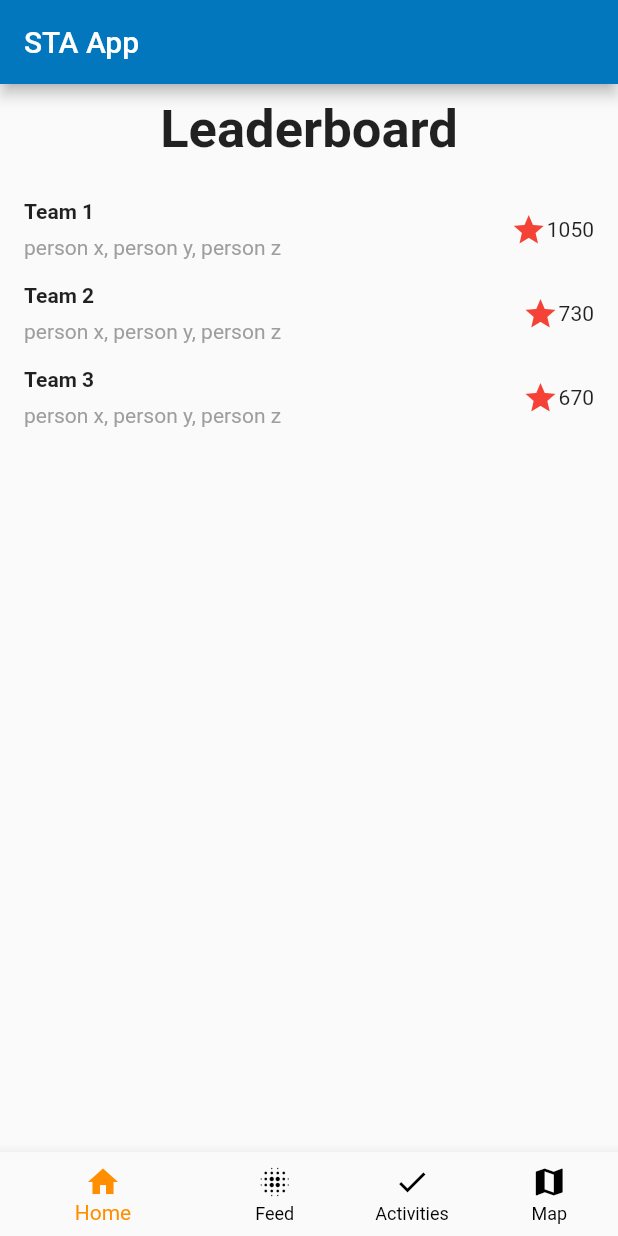
After one commit to Harry-Ross/sta-app-flutter, a Flutter app: the screen it shows after launch, on a phone screen of 412 x 824 dp. The commit adds this screen. Run offline on Flutter 3.47's test engine with Material 2 defaults, Android fonts, the phone set to English and light mode, and no system bars; our stand-ins replace google_maps_flutter.

Commit message:
worked on some homepage/leaderboard things

```diff
--- a/lib/app/leaderboard_page.dart
+++ b/lib/app/activities_page.dart
@@ -6,9 +6,14 @@ class LeaderboardPage extends StatefulWidget {
 }
 
 class _LeaderboardPageState extends State<LeaderboardPage> {
+
+    final List<String> entries = <String>['Person 1', 'Person 2', 'Person 3'];
+
     Widget build(BuildContext context) {
         return new Scaffold (
-            body: Text('Leaderboard Here', style: TextStyle(fontSize: 30, fontWeight: FontWeight.bold)),
+            body: Text("hello"),
         );
     }
+
+
 }
--- a/lib/app/feed_page.dart
+++ b/lib/app/feed_page.dart
@@ -8,7 +8,7 @@ class FeedPage extends StatefulWidget {
 class _FeedPageState extends State<FeedPage> {
     Widget build(BuildContext context) {
         return new Scaffold (
-            body: Text('Feed Here', style: TextStyle(fontSize: 30, fontWeight: FontWeight.bold)),
+            body: Center(child: Text('Feed Here', style: TextStyle(fontSize: 30, fontWeight: FontWeight.bold))),
         );
     }
 }
--- /dev/null
+++ b/lib/app/home_page.dart
@@ -0,0 +1,76 @@
+import 'package:flutter/material.dart';
+
+class HomePage extends StatefulWidget {
+    @override
+    _HomePageState createState() => new _HomePageState();
+}
+
+class _HomePageState extends State<HomePage> {
+
+    final data = [{ 'team': 'Team 1', 'names': 'person x, person y, person z', 'points': '1050' }, { 'team': 'Team 2', 'names': 'person x, person y, person z', 'points': '730' }, { 'team': 'Team 3', 'names': 'person x, person y, person z', 'points': '670' }];
+
+    Widget build(BuildContext context) {
+        return new Scaffold (
+            body: Column(
+                children: <Widget>[
+                    Container(
+                        padding: const EdgeInsets.all(10),
+                        //alignment: Alignment.centerLeft,
+                        child: Text(
+                            'Leaderboard',
+                            style: TextStyle( fontWeight: FontWeight.bold, fontSize: 35,)
+                        ),
+                    ),
+                    Container(
+                        child: _list(),
+                        height: 250
+                    ),
+                ]
+            )
+        );
+    }
+
+    Widget _list() {
+        return new ListView.builder(
+            padding: const EdgeInsets.all(8),
+            itemCount: data.length,
+            itemBuilder: (BuildContext context, int index) {
+                return Container(
+                    padding: const EdgeInsets.all(8),
+                    child: Row(
+                        children: <Widget>[
+                            Expanded(
+                                child: Column(
+                                    crossAxisAlignment: CrossAxisAlignment.start,
+                                    children: <Widget>[
+                                        Container(
+                                            padding: const EdgeInsets.only(bottom: 8),
+                                            child: Text(
+                                                data[index]['team'],
+                                                style: TextStyle(
+                                                    fontWeight: FontWeight.bold,
+                                                )
+                                            )
+                                        ),
+                                        Text(
+                                            data[index]['names'],
+                                            style: TextStyle(
+                                                color: Colors.grey[500],
+                                            )
+                                        ),
+                                    ],
+                                )
+                            ),
+                            Icon(
+                                Icons.star,
+                                color: Colors.red[500],
+                            ),
+                            Text(data[index]['points']),
+
+                        ],
+                    )
+                );
+            },
+        );
+    }
+}
--- a/lib/app/map_page.dart
+++ b/lib/app/map_page.dart
@@ -29,7 +29,7 @@ class _MapPageState extends State<MapPage> {
 
     Widget _map() {
         return new GoogleMap(
-            mapType: MapType.satellite,
+            mapType: MapType.hybrid,
             onMapCreated: _onMapCreated,
             myLocationButtonEnabled: true,
             initialCameraPosition: CameraPosition(
--- a/lib/main.dart
+++ b/lib/main.dart
@@ -2,8 +2,9 @@ import 'dart:async';
 
 import 'package:flutter/material.dart';
 
+import 'app/home_page.dart';
 import 'app/map_page.dart';
-import 'app/leaderboard_page.dart';
+import 'app/activities_page.dart';
 import 'app/feed_page.dart';
 
 void main() => runApp(MyApp());
@@ -12,8 +13,13 @@ class MyApp extends StatelessWidget {
     @override
     Widget build(BuildContext context) {
         return MaterialApp(
-            title: "Haha epic",
+            title: "STA App",
             home: MyStatefulWidget(),
+            theme: ThemeData(
+                brightness: Brightness.light,
+                primaryColor: Colors.lightBlue[800],
+                accentColor: Colors.cyan[600],
+            )
         );
     }
 }
@@ -27,16 +33,17 @@ class MyStatefulWidget extends StatefulWidget {
 
 
 class _MyStatefulWidgetState extends State<MyStatefulWidget> {
-    // TODO -This is really messily done, redo later
+    // TODO - This is really messily done, redo later
 
     int _selectedIndex = 0;
     static const TextStyle optionStyle =
     TextStyle(fontSize: 30, fontWeight: FontWeight.bold);
 
     List<Widget> _widgetOptions = <Widget>[
+        HomePage(),
+        FeedPage(),
+        LeaderboardPage(),
         MapPage(),
-        LeaderboardPage(),
-        FeedPage()
     ];
 
     void _onItemTapped(int index) {
@@ -49,7 +56,7 @@ class _MyStatefulWidgetState extends State<MyStatefulWidget> {
     Widget build(BuildContext context) {
         return Scaffold(
             appBar: AppBar(
-                title: const Text("Gamer time"),
+                title: const Text("STA App"),
             ),
             body: Center(
                 child: _widgetOptions.elementAt(_selectedIndex),
@@ -57,20 +64,26 @@ class _MyStatefulWidgetState extends State<MyStatefulWidget> {
             bottomNavigationBar: BottomNavigationBar(
                 items: const <BottomNavigationBarItem>[
                     BottomNavigationBarItem(
-                        icon: Icon(Icons.map),
-                        title: Text('Map'),
-                    ),
-                    BottomNavigationBarItem(
-                        icon: Icon(Icons.grade),
-                        title: Text('Leaderboard'),
+                        icon: Icon(Icons.home),
+                        title: Text('Home'),
                     ),
                     BottomNavigationBarItem(
                         icon: Icon(Icons.blur_on),
                         title: Text('Feed'),
                     ),
+                    BottomNavigationBarItem(
+                        icon: Icon(Icons.check),
+                        title: Text('Activities'),
+                    ),
+                    BottomNavigationBarItem(
+                        icon: Icon(Icons.map),
+                        title: Text('Map'),
+                    ),
                 ],
+                fixedColor: Colors.amber[800],
                 currentIndex: _selectedIndex,
-                selectedItemColor: Colors.amber[800],
+                unselectedItemColor: Colors.black,
+                showUnselectedLabels: true,
                 onTap: _onItemTapped,
             ),
         );
```
